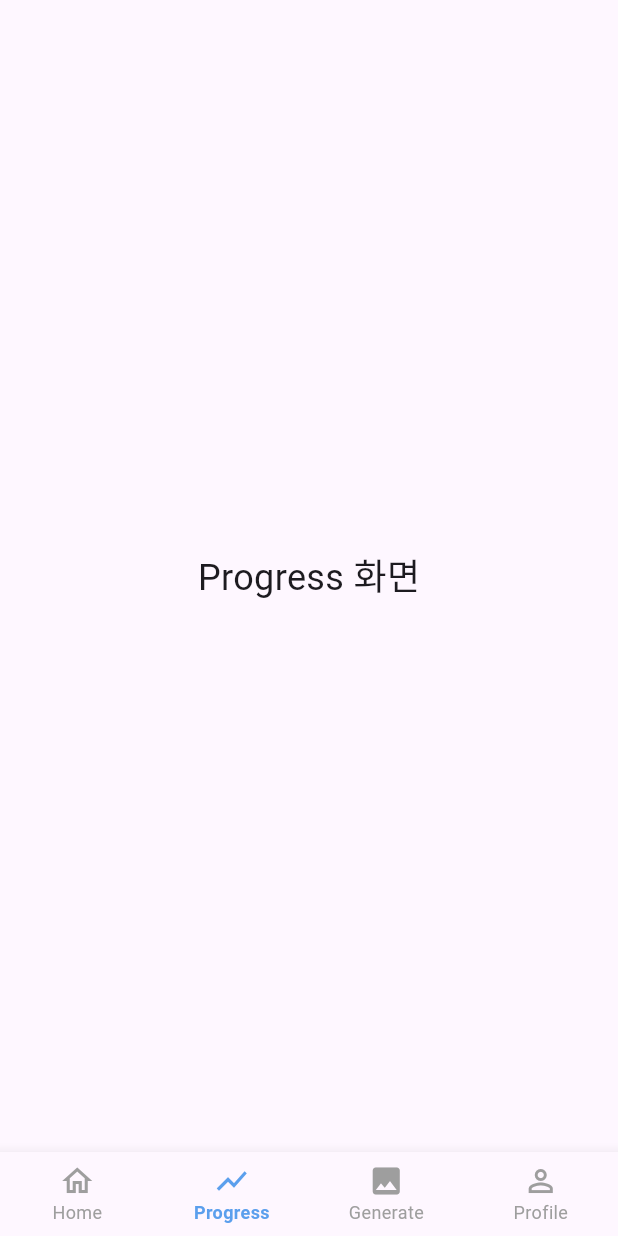
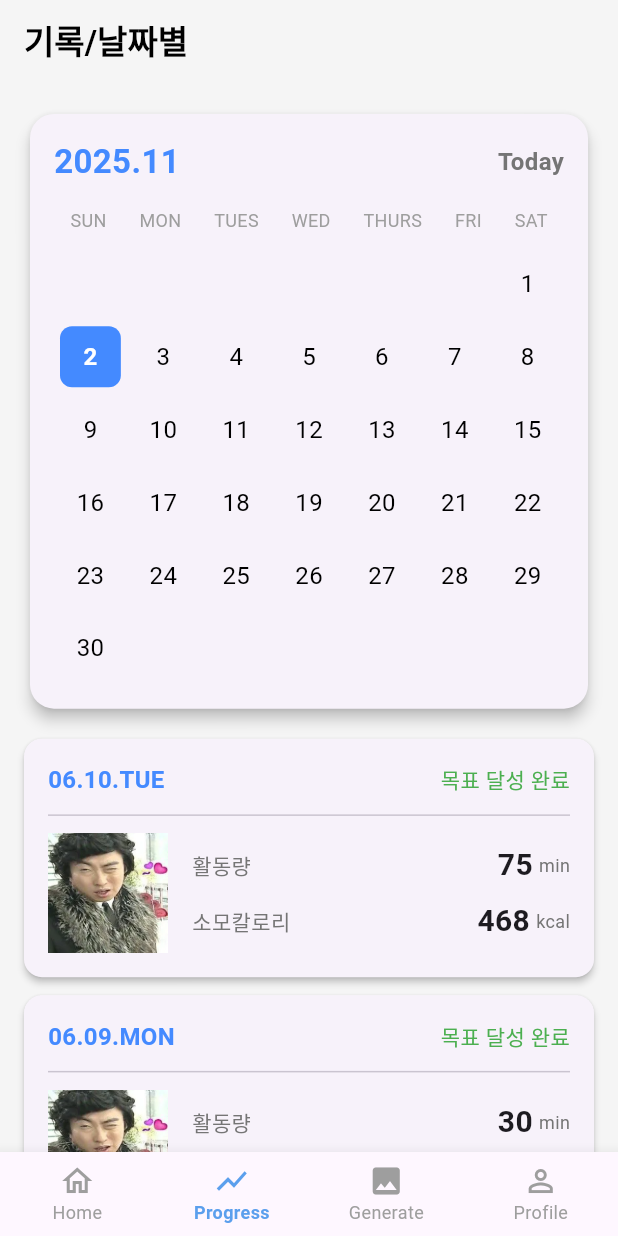
Before and after one commit to 123owq/mirifit, a Flutter app: the screen it shows after launch, item 2 of the bottom bar chosen, on a phone screen of 412 x 824 dp. Run offline on Flutter 3.47's test engine with Material 3 defaults, Android fonts, the phone set to English and light mode, and no system bars; our stand-ins replace camera, image_picker; missing offline and left inert: photo_manager.

Commit message:
progress페이지

```diff
--- a/lib/main.dart
+++ b/lib/main.dart
@@ -1,6 +1,7 @@
 // main.dart
 
 import 'package:flutter/material.dart';
+import 'package:intl/date_symbol_data_local.dart';
 
 
 // 1. 모든 화면 파일들을 import 합니다.
@@ -11,10 +12,17 @@ import 'package:mirifit/views/gallery_screen.dart';
 import 'package:mirifit/views/camera_screen.dart';
 import 'package:mirifit/views/splash_screen.dart';
 import 'package:mirifit/views/loading_screen.dart';
+import 'package:mirifit/views/record_detail_screen.dart';
+import 'package:mirifit/views/goal_by_date_screen.dart';
 
+void main() async { // 1. async 추가
+  // 2. Flutter 엔진이 플러그인을 로드할 준비가 되도록 보장
+  WidgetsFlutterBinding.ensureInitialized();
 
-void main() {
-  runApp(const MirifitApp()); // 앱 이름 변경
+  // 3. 앱이 실행되기 전에 '한국어' 날짜 데이터를 미리 로드
+  await initializeDateFormatting('ko_KR', null);
+
+  runApp(const MirifitApp());
 }
 
 class MirifitApp extends StatelessWidget {
@@ -39,6 +47,9 @@ class MirifitApp extends StatelessWidget {
         '/home': (context) => const MainScreen(),
         // '/profile': (context) => const ProfileScreen(), // (나중에 추가)
 
+        '/record_detail': (context) => const RecordDetailScreen(),
+        '/goal_by_date': (context) => const GoalByDateScreen(),
+
         // README에 있던 파트
         '/generate': (context) => const GenerateScreen(),
         '/loading': (context) => const LoadingScreen(),
--- a/lib/views/main_screen.dart
+++ b/lib/views/main_screen.dart
@@ -2,6 +2,7 @@ import 'package:flutter/material.dart';
 import '../widgets/custom_bottom_nav_bar.dart';
 import '../widgets/calendar.dart';
 import 'profile_screen.dart';
+import 'progress_screen.dart';
 
 
 class MainScreen extends StatefulWidget {
@@ -76,9 +77,7 @@ class _MainScreenState extends State<MainScreen> {
           ),
         );
       case 1:
-        return const Center(
-          child: Text('Progress 화면', style: TextStyle(fontSize: 24)),
-        );
+        return const ProgressScreen();
       case 2:
         return const Center(
           child: Text('Generate 탭', style: TextStyle(fontSize: 24)),
--- /dev/null
+++ b/lib/views/progress_screen.dart
@@ -0,0 +1,145 @@
+import 'package:flutter/material.dart';
+import '../widgets/calendar.dart'; // 1. 캘린더 위젯 가져오기
+
+class ProgressScreen extends StatelessWidget {
+  const ProgressScreen({super.key});
+
+  @override
+  Widget build(BuildContext context) {
+    return Scaffold(
+      backgroundColor: Colors.grey[100],
+      appBar: AppBar(
+        title: const Text(
+          '기록/날짜별',
+          style: TextStyle(color: Colors.black, fontWeight: FontWeight.bold),
+        ),
+        backgroundColor: Colors.grey[100],
+        elevation: 0,
+        centerTitle: false,
+      ),
+      body: SingleChildScrollView(
+        child: Padding(
+          padding: const EdgeInsets.all(16.0),
+          child: Column(
+            children: [
+              // 2. 캘린더를 "처음부터 펼쳐진 상태"로 사용합니다.
+              const CalendarWidget(isInitiallyExpanded: true),
+              const SizedBox(height: 16),
+
+              // 3. 일일 기록 카드 리스트 (디자인 예시)
+              // (나중에는 이 부분을 ListView.builder로 바꾸면 됩니다.)
+              _buildRecordCard(
+                date: '06.10.TUE',
+                activityTime: '75',
+                calories: '468',
+                isGoalAchieved: true,
+              ),
+              _buildRecordCard(
+                date: '06.09.MON',
+                activityTime: '30',
+                calories: '285',
+                isGoalAchieved: true,
+              ),
+              _buildRecordCard(
+                date: '06.08.SUN',
+                activityTime: '40',
+                calories: '308',
+                isGoalAchieved: false,
+              ),
+            ],
+          ),
+        ),
+      ),
+    );
+  }
+
+  // ---------- 위젯 분리: 일일 기록 카드 ----------
+  Widget _buildRecordCard({
+    required String date,
+    required String activityTime,
+    required String calories,
+    required bool isGoalAchieved,
+  }) {
+    return Card(
+      elevation: 2,
+      shape: RoundedRectangleBorder(borderRadius: BorderRadius.circular(12)),
+      margin: const EdgeInsets.only(bottom: 12),
+      child: Padding(
+        padding: const EdgeInsets.all(16.0),
+        child: Column(
+          children: [
+            // 카드 상단 (날짜, 목표 달성)
+            Row(
+              mainAxisAlignment: MainAxisAlignment.spaceBetween,
+              children: [
+                Text(
+                  date,
+                  style: const TextStyle(
+                    fontSize: 16,
+                    fontWeight: FontWeight.bold,
+                    color: Colors.blueAccent,
+                  ),
+                ),
+                Text(
+                  isGoalAchieved ? '목표 달성 완료' : '목표 미달성',
+                  style: TextStyle(
+                    fontSize: 14,
+                    color: isGoalAchieved ? Colors.green : Colors.red,
+                    fontWeight: FontWeight.w500,
+                  ),
+                ),
+              ],
+            ),
+            const Divider(height: 24),
+            // 카드 하단 (이미지, 통계)
+            Row(
+              children: [
+                // 4. [필수] 'assets/user_image.png' (임시) 파일이 필요합니다
+                Image.asset(
+                  'assets/images/my_profile_avatar.png',
+                  width: 80,
+                  height: 80,
+                  fit: BoxFit.cover,
+                ),
+                const SizedBox(width: 16),
+                // 통계
+                Expanded(
+                  child: Column(
+                    crossAxisAlignment: CrossAxisAlignment.start,
+                    children: [
+                      _buildStatRow('활동량', activityTime, 'min'),
+                      const SizedBox(height: 8),
+                      _buildStatRow('소모칼로리', calories, 'kcal'),
+                    ],
+                  ),
+                ),
+              ],
+            ),
+          ],
+        ),
+      ),
+    );
+  }
+
+  // --- 기록 카드 내부의 통계 행 위젯 ---
+  Widget _buildStatRow(String title, String value, String unit) {
+    return Row(
+      children: [
+        Text(
+          title,
+          style: TextStyle(color: Colors.grey[600], fontSize: 14),
+        ),
+        const Spacer(),
+        Text(
+          value,
+          style: const TextStyle(fontSize: 20, fontWeight: FontWeight.bold),
+        ),
+        const SizedBox(width: 4),
+        Text(
+          unit,
+          style: TextStyle(color: Colors.grey[600], fontSize: 12),
+        ),
+      ],
+    );
+  }
+}
--- a/lib/widgets/calendar.dart
+++ b/lib/widgets/calendar.dart
@@ -1,22 +1,58 @@
 import 'package:flutter/material.dart';
 
 class CalendarWidget extends StatefulWidget {
-  const CalendarWidget({super.key});
+  final bool isInitiallyExpanded;
+
+  const CalendarWidget({
+    super.key,
+    this.isInitiallyExpanded = false,
+  });
 
   @override
   State<CalendarWidget> createState() => _CalendarWidgetState();
 }
 
 class _CalendarWidgetState extends State<CalendarWidget> {
-  bool _isExpanded = false;
+  late bool _isExpanded;
   final DateTime _now = DateTime.now();
 
   @override
+  void initState() {
+    super.initState();
+    _isExpanded = widget.isInitiallyExpanded;
+  }
+
+  // ★ 1. 날짜 클릭 시 호출될 함수
+  void _onDateTapped(DateTime tappedDate) {
+    // 날짜만 비교하기 위해 시간, 분, 초를 0으로 맞춥니다.
+    final DateTime today = DateUtils.dateOnly(DateTime.now());
+    final DateTime tapped = DateUtils.dateOnly(tappedDate);
+
+    if (tapped.isBefore(today) || tapped.isAtSameMomentAs(today)) {
+      // 오늘 또는 과거 -> '기록/상세' 페이지로 이동
+      Navigator.pushNamed(
+        context,
+        '/record_detail',
+        arguments: tappedDate, // 탭한 날짜를 전달
+      );
+    } else {
+      // 미래 -> '날짜별 목표' 페이지로 이동
+      Navigator.pushNamed(
+        context,
+        '/goal_by_date',
+        arguments: tappedDate, // 탭한 날짜를 전달
+      );
+    }
+  }
+
+  @override
   Widget build(BuildContext context) {
-    final String currentYearMonth = '${_now.year}.${_now.month.toString().padLeft(2, '0')}';
+    final String currentYearMonth =
+        '${_now.year}.${_now.month.toString().padLeft(2, '0')}';
 
     return GestureDetector(
       onTap: () {
+        // 캘린더 카드 자체를 탭하면 확장/축소
         setState(() {
           _isExpanded = !_isExpanded;
         });
@@ -61,7 +97,7 @@ class _CalendarWidgetState extends State<CalendarWidget> {
     );
   }
 
-  // --- 현재 날짜 기준의 주(Week) 뷰 ---
+  // --- 현재 날짜 기준의 주(Week) 뷰 [클릭 가능하게 수정] ---
   Widget _buildWeekView() {
     final DateTime startOfWeek = _now.subtract(Duration(days: _now.weekday % 7));
     final List<String> dayLabels = ['SUN', 'MON', 'TUES', 'WED', 'THURS', 'FRI', 'SAT'];
@@ -70,14 +106,18 @@ class _CalendarWidgetState extends State<CalendarWidget> {
       mainAxisAlignment: MainAxisAlignment.spaceAround,
       children: List.generate(7, (index) {
         final DateTime date = startOfWeek.add(Duration(days: index));
-        final bool isToday = date.day == _now.day && date.month == _now.month;
+        final bool isToday = DateUtils.isSameDay(date, _now);
 
-        return _buildDayCell(dayLabels[index], date.day.toString(), isToday);
+        // ★ 2. _buildDayCell을 GestureDetector로 감싸서 클릭 가능하게 만듦
+        return GestureDetector(
+          onTap: () => _onDateTapped(date), // 탭하면 _onDateTapped 함수 호출
+          child: _buildDayCell(dayLabels[index], date.day.toString(), isToday),
+        );
       }),
     );
   }
 
-  // --- 현재 날짜 기준의 월(Month) 뷰 [스타일 수정됨] ---
+  // --- 현재 날짜 기준의 월(Month) 뷰 [클릭 가능하게 수정] ---
   Widget _buildMonthView() {
     final int daysInMonth = DateTime(_now.year, _now.month + 1, 0).day;
     final int firstDayWeekday = DateTime(_now.year, _now.month, 1).weekday % 7;
@@ -85,7 +125,6 @@ class _CalendarWidgetState extends State<CalendarWidget> {
 
     return Column(
       children: [
-        // 요일 레이블 (SUN, MON...)
         Row(
           mainAxisAlignment: MainAxisAlignment.spaceAround,
           children: dayLabels
@@ -94,28 +133,29 @@ class _CalendarWidgetState extends State<CalendarWidget> {
         ),
         const SizedBox(height: 10),
 
-        // 날짜 그리드
         GridView.builder(
           physics: const NeverScrollableScrollPhysics(),
           shrinkWrap: true,
           gridDelegate: const SliverGridDelegateWithFixedCrossAxisCount(
-            crossAxisCount: 7, // 7열
+            crossAxisCount: 7,
           ),
           itemCount: daysInMonth + firstDayWeekday,
           itemBuilder: (context, index) {
             if (index < firstDayWeekday) {
-              return Container(); // 1일 시작 전의 빈 칸들
+              return Container(); // 1일 전의 빈 칸
             }
 
             final int day = index - firstDayWeekday + 1;
-            final bool isToday = day == _now.day; // "오늘"인지 확인
+            final DateTime date = DateTime(_now.year, _now.month, day);
+            final bool isToday = DateUtils.isSameDay(date, _now);
 
-            // ★★★ 스타일 수정된 부분 ★★★
-            // '오늘' 날짜(isToday)일 때 주(Week) 뷰와 동일한 스타일 적용
-            return Container(
+            // ★ 3. 날짜 셀 Container를 GestureDetector로 감싸기
+            return GestureDetector(
+              onTap: () => _onDateTapped(date), // 탭하면 _onDateTapped 함수 호출
+              child: Container(
                 margin: const EdgeInsets.all(4),
                 decoration: isToday
-                  ? BoxDecoration( // "오늘" 날짜 배경
+                    ? BoxDecoration(
                   color: Colors.blueAccent,
                   borderRadius: BorderRadius.circular(8),
                 )
@@ -124,13 +164,13 @@ class _CalendarWidgetState extends State<CalendarWidget> {
                 child: Text(
                   day.toString(),
                   style: TextStyle(
-                  color: isToday ? Colors.white : Colors.black, // "오늘"이면 흰색, 아니면 검은색
+                    color: isToday ? Colors.white : Colors.black,
                     fontWeight: isToday ? FontWeight.bold : FontWeight.normal,
-                  fontSize: 16, // 주(Week) 뷰와 동일한 폰트 크기
+                    fontSize: 16,
+                  ),
                 ),
               ),
             );
-            // ★★★ 여기까지 수정됨 ★★★
           },
         ),
       ],
@@ -152,7 +192,7 @@ class _CalendarWidgetState extends State<CalendarWidget> {
         Container(
           padding: const EdgeInsets.all(8),
           decoration: isSelected
-              ? BoxDecoration( // "오늘" 날짜 배경
+              ? BoxDecoration(
             color: Colors.blueAccent,
             borderRadius: BorderRadius.circular(8),
           )
--- a/pubspec.yaml
+++ b/pubspec.yaml
@@ -17,6 +17,7 @@ dependencies:
   camera: ^0.11.0+2
   image_picker: ^1.1.2
   permission_handler: ^11.0.1
+  intl: ^0.19.0
 
 dev_dependencies:
   flutter_test:
```
Also changed, not shown: lib/views/goal_by_date_screen.dart (added, +195 -0 lines), lib/views/record_detail_screen.dart (added, +276 -0 lines), pubspec.lock. Lines whose indentation alone changed are shown as unchanged.
